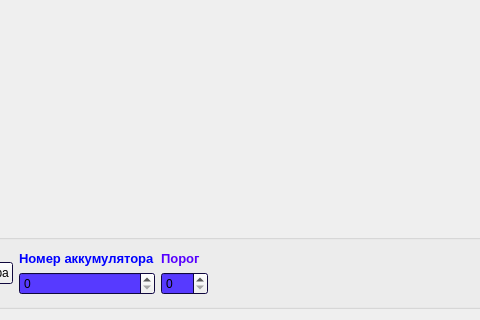
Old version of the form qt_image/hough_image/mainwindow.ui in the repository FedorGurin/hough_filter; both pictures show x 243 to 723 and y 581 to 901 of the 1248 by 901 pixel window.
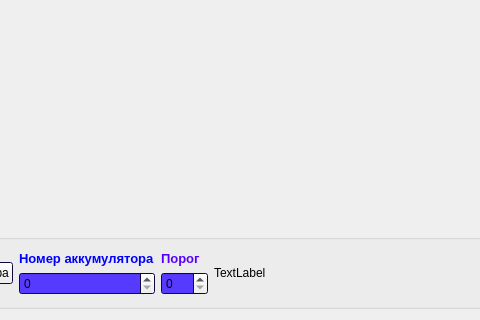
New version of the form.

What changed in the file:
```diff
--- a/qt_image/hough_image/mainwindow.ui
+++ b/qt_image/hough_image/mainwindow.ui
@@ -187,6 +187,13 @@
              </item>
             </layout>
            </item>
+           <item>
+            <widget class="QLabel" name="label_3">
+             <property name="text">
+              <string>TextLabel</string>
+             </property>
+            </widget>
+           </item>
            <item>
             <spacer name="horizontalSpacer">
              <property name="orientation">
```
